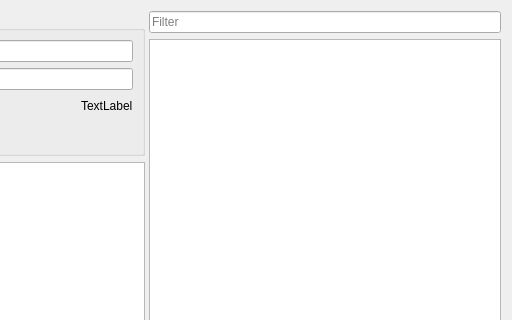
First picture: the form in editor/gui/scriptwidget.ui, repository ensisoft/detonator, before the edit; both pictures show x 574 to 1086 and y 0 to 320 of the 1086 by 723 pixel window.
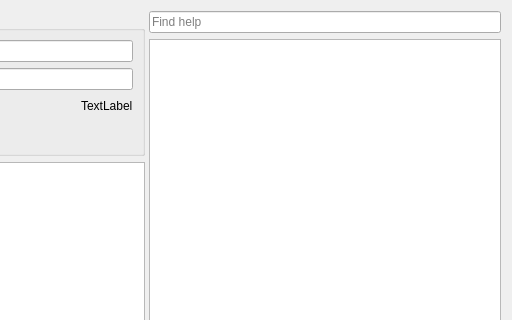
Second picture: the form after the edit. Icons and pictures are not drawn. Custom widgets are drawn as their Qt base class.

Commit message:
Improve script widget UX with some shortcuts and focus changes
Improve script widget UX with some shortcuts and focus changes.

What changed in the file:
```diff
--- a/editor/gui/scriptwidget.ui
+++ b/editor/gui/scriptwidget.ui
@@ -181,7 +181,7 @@
        <item>
         <widget class="QLineEdit" name="filter">
          <property name="placeholderText">
-          <string>Filter</string>
+          <string>Find help</string>
          </property>
         </widget>
        </item>
```
Left out of the diff: 27 changed lines with no effect on the pictures. The commit also changes 2 other files.
